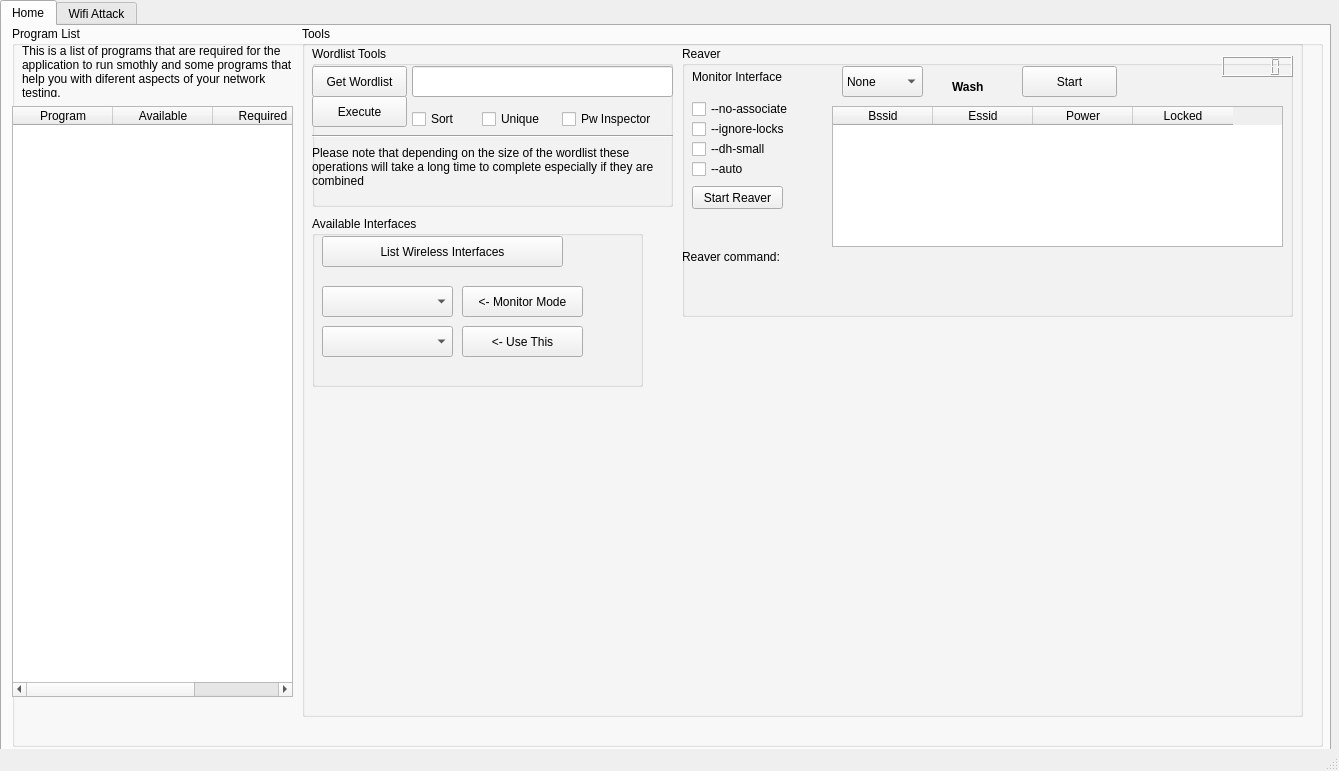
Before: the Qt Designer form wifern.ui in houcy/wifern, drawn with Qt 5.
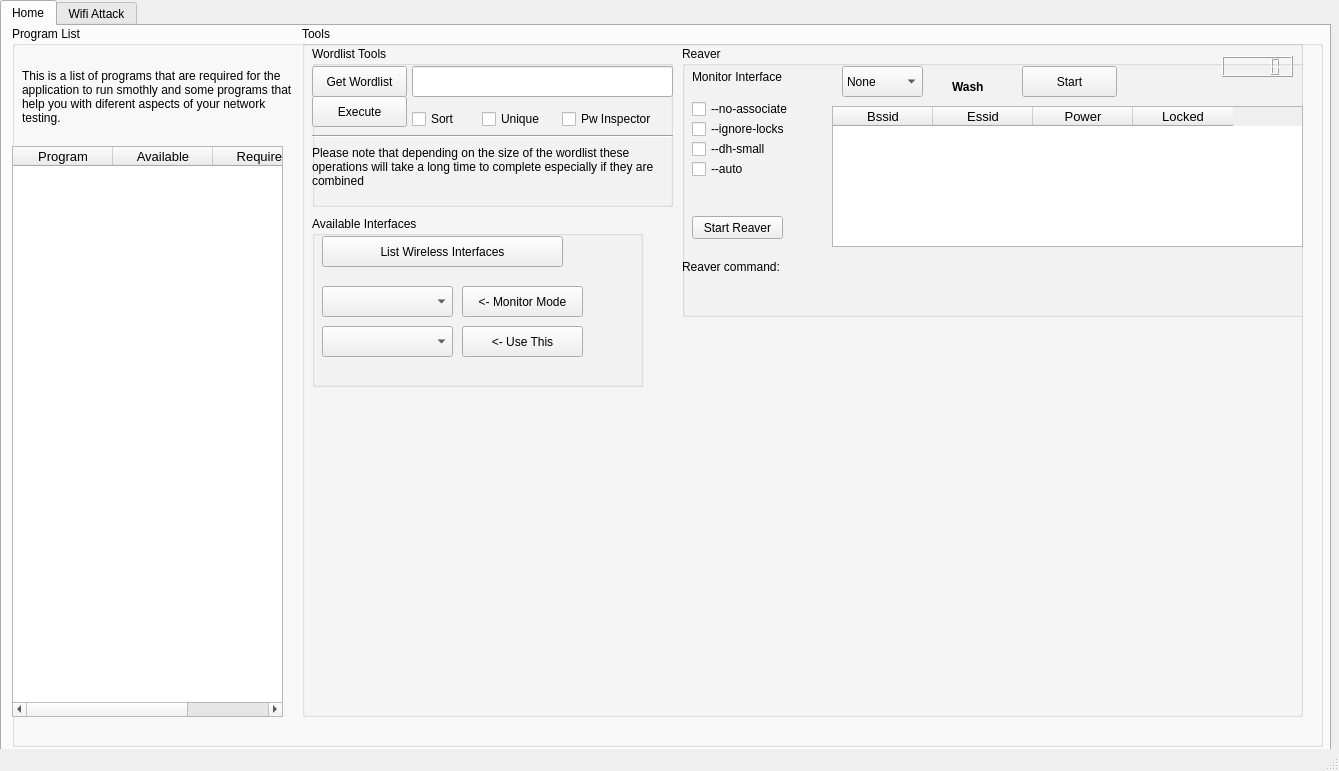
After: the same form once the commit is applied. Icons and pictures are not drawn.

Commit message: Threading Incomplete **

Patch:
```diff
--- a/wifern.ui
+++ b/wifern.ui
@@ -86,11 +86,16 @@
           <property name="geometry">
            <rect>
             <x>0</x>
-            <y>80</y>
-            <width>281</width>
-            <height>591</height>
+            <y>120</y>
+            <width>271</width>
+            <height>571</height>
            </rect>
           </property>
+          <property name="font">
+           <font>
+            <pointsize>10</pointsize>
+           </font>
+          </property>
           <property name="frameShape">
            <enum>QFrame::StyledPanel</enum>
           </property>
@@ -256,7 +261,7 @@
             <rect>
              <x>380</x>
              <y>20</y>
-             <width>611</width>
+             <width>631</width>
              <height>271</height>
             </rect>
            </property>
@@ -320,10 +325,30 @@
              <rect>
               <x>150</x>
               <y>60</y>
-              <width>451</width>
+              <width>471</width>
               <height>141</height>
              </rect>
             </property>
+            <property name="font">
+             <font>
+              <pointsize>10</pointsize>
+             </font>
+            </property>
+            <property name="editTriggers">
+             <set>QAbstractItemView::AnyKeyPressed|QAbstractItemView::SelectedClicked</set>
+            </property>
+            <property name="dragDropOverwriteMode">
+             <bool>false</bool>
+            </property>
+            <property name="alternatingRowColors">
+             <bool>true</bool>
+            </property>
+            <property name="selectionMode">
+             <enum>QAbstractItemView::SingleSelection</enum>
+            </property>
+            <property name="selectionBehavior">
+             <enum>QAbstractItemView::SelectRows</enum>
+            </property>
             <column>
              <property name="text">
               <string>Bssid</string>
@@ -362,7 +387,7 @@
             <property name="geometry">
              <rect>
               <x>0</x>
-              <y>200</y>
+              <y>210</y>
               <width>611</width>
               <height>21</height>
              </rect>
@@ -427,7 +452,7 @@
             <property name="geometry">
              <rect>
               <x>10</x>
-              <y>140</y>
+              <y>170</y>
               <width>91</width>
               <height>23</height>
              </rect>
@@ -537,7 +562,7 @@
             <x>10</x>
             <y>20</y>
             <width>271</width>
-            <height>51</height>
+            <height>101</height>
            </rect>
           </property>
           <property name="text">
```
Left out of the diff: 17 changed lines with no effect on the pictures. The commit also changes 2 other files.
